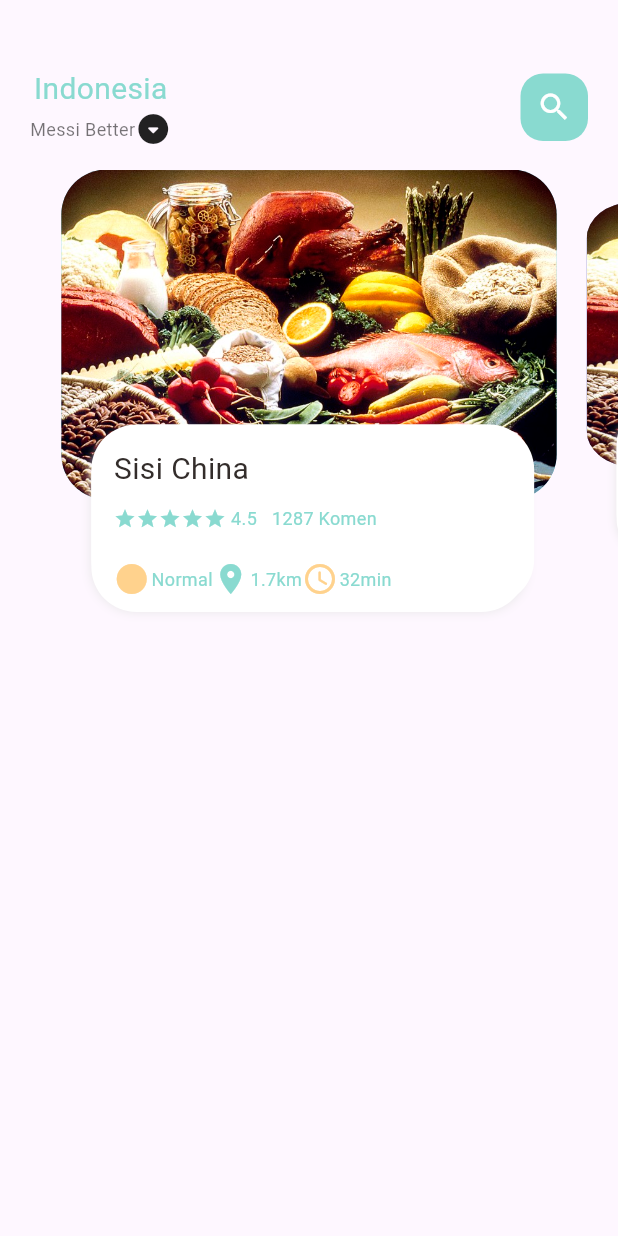
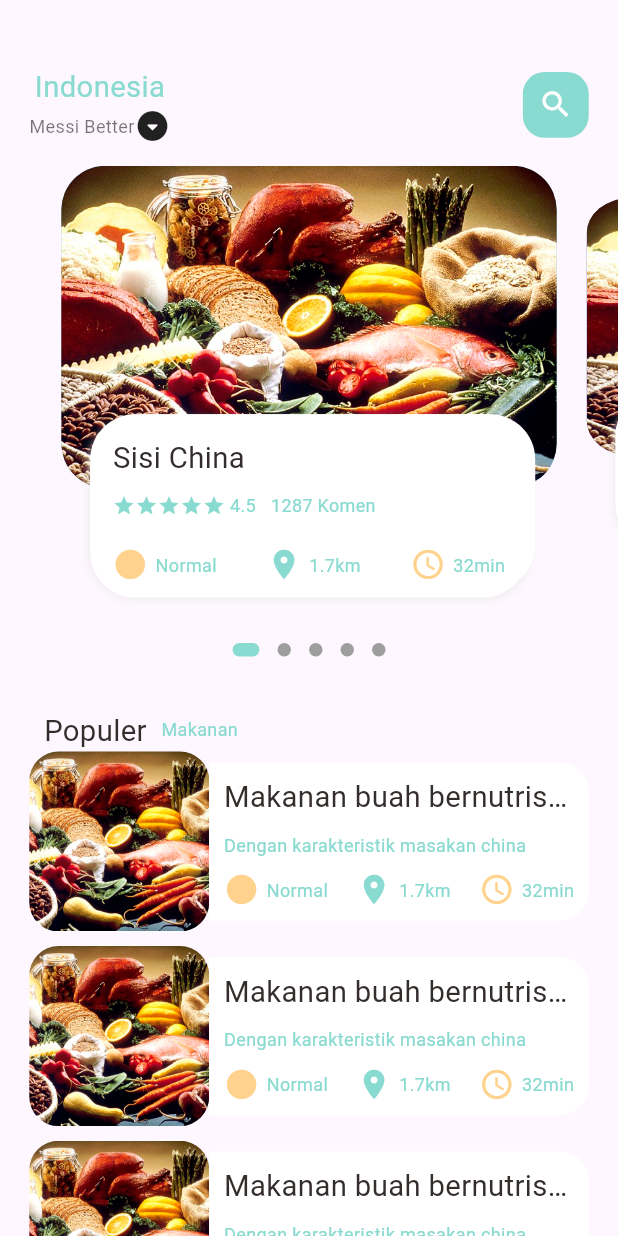
Before and after one commit to Rofiqii/Project_Kelompok5, a Flutter app: the MainFoodPage screen opened directly, on a phone screen of 412 x 824 dp. Run offline on Flutter 3.47's test engine with Material 3 defaults, Android fonts, the phone set to English and light mode, and no system bars; drawn by our look-alikes of dots_indicator; our stand-ins replace get.

Commit message:
feat (main page): finishing main page

```diff
--- a/flutter_application_1/lib/home/food_page_body.dart
+++ /dev/null
@@ -1,168 +0,0 @@
-import 'package:flutter/cupertino.dart';
-import 'package:flutter/material.dart';
-import 'package:flutter_application_1/utils/colors.dart';
-import 'package:flutter_application_1/widgets/big_text.dart';
-import 'package:flutter_application_1/widgets/icon_and_text_widget.dart';
-import 'package:flutter_application_1/widgets/small_text.dart';
-
-class FoodPageBody extends StatefulWidget {
-  const FoodPageBody({super.key});
-
-  @override
-  State<FoodPageBody> createState() => _FoodPageBodyState();
-}
-
-class _FoodPageBodyState extends State<FoodPageBody> {
-  PageController pageController = PageController(viewportFraction: 0.85);
-  var _currPageValue = 0.0;
-  double _scaleFactor = 0.8;
-  double _height = 220;
-  @override
-  void initState() {
-    super.initState();
-    pageController.addListener(() {
-      setState(() {
-        _currPageValue = pageController.page!;
-      });
-    });
-  }
-
-  @override
-  void dispose() {
-    pageController.dispose();
-  }
-
-  @override
-  Widget build(BuildContext context) {
-    return Container(
-      // color: Colors.redAccent,
-      height: 320,
-      child: PageView.builder(
-          controller: pageController,
-          itemCount: 3,
-          itemBuilder: (context, position) {
-            return _buildPageItem(position);
-          }),
-    );
-  }
-
-  Widget _buildPageItem(int index) {
-    Matrix4 matrix = new Matrix4.identity();
-
-    if (index == _currPageValue.floor()) {
-      var currScale = 1 - (_currPageValue - index) * (1 - _scaleFactor);
-      var currTrans = _height * (1 - currScale) / 2;
-      matrix = Matrix4.diagonal3Values(1, currScale, 1)
-        ..setTranslationRaw(0, currTrans, 0);
-    } else if (index == _currPageValue.floor() + 1) {
-      var currScale =
-          _scaleFactor + (_currPageValue - index + 1) * (1 - _scaleFactor);
-      var currTrans = _height * (1 - currScale) / 2;
-      matrix = Matrix4.diagonal3Values(1, currScale, 1);
-      matrix = Matrix4.diagonal3Values(1, currScale, 1)
-        ..setTranslationRaw(0, currTrans, 0);
-    } else if (index == _currPageValue.floor() - 1) {
-      var currScale = 1 - (_currPageValue - index) * (1 - _scaleFactor);
-      var currTrans = _height * (1 - currScale) / 2;
-      matrix = Matrix4.diagonal3Values(1, currScale, 1);
-      matrix = Matrix4.diagonal3Values(1, currScale, 1)
-        ..setTranslationRaw(0, currTrans, 0);
-    } else {
-      var currScale = 0.8;
-      matrix = Matrix4.diagonal3Values(1, currScale, 1)
-        ..setTranslationRaw(0, _height * (1 - _scaleFactor) / 2, 1);
-    }
-
-    return Transform(
-      transform: matrix,
-      child: Stack(
-        children: [
-          Container(
-            height: 220,
-            margin: EdgeInsets.only(left: 10, right: 10),
-            decoration: BoxDecoration(
-                borderRadius: BorderRadius.circular(30),
-                color: index.isEven ? Color(0xFF69c5df) : Color(0xFF9294cc),
-                image: DecorationImage(
-                    fit: BoxFit.cover,
-                    image: AssetImage("assets/image/food1.jpg"))),
-          ),
-          Align(
-            alignment: Alignment.bottomCenter,
-            child: Container(
-              height: 120,
-              margin: EdgeInsets.only(left: 30, right: 30, bottom: 30),
-              decoration: BoxDecoration(
-                  borderRadius: BorderRadius.circular(30),
-                  color: Colors.white,
-                  boxShadow: [
-                    BoxShadow(
-                        color: Color(0xFFe8e8e8),
-                        blurRadius: 5.0,
-                        offset: Offset(0, 5)),
-                    BoxShadow(color: Colors.white, offset: Offset(-0, 5)),
-                    BoxShadow(color: Colors.white, offset: Offset(5, 0))
-                  ]),
-              child: Container(
-                padding: EdgeInsets.only(top: 15, left: 15, right: 15),
-                child: Column(
-                  crossAxisAlignment: CrossAxisAlignment.start,
-                  children: [
-                    BigText(text: "Sisi China"),
-                    SizedBox(
-                      height: 10,
-                    ),
-                    Row(
-                      children: [
-                        Wrap(
-                          children: List.generate(
-                              5,
-                              (index) => Icon(
-                                    Icons.star,
-                                    color: AppColors.mainColor,
-                                    size: 15,
-                                  )),
-                        ),
-                        SizedBox(
-                          width: 3,
-                        ),
-                        SmallText(text: "4.5"),
-                        SizedBox(
-                          width: 10,
-                        ),
-                        SmallText(text: "1287"),
-                        SizedBox(
-                          width: 3,
-                        ),
-                        SmallText(text: "Komen")
-                      ],
-                    ),
-                    SizedBox(
-                      height: 20,
-                    ),
-                    Row(
-                      children: [
-                        IconAndTextWidget(
-                            icon: Icons.circle_sharp,
-                            text: "Normal",
-                            iconColor: AppColors.iconColor1),
-                        IconAndTextWidget(
-                            icon: Icons.location_on,
-                            text: "1.7km",
-                            iconColor: AppColors.mainColor),
-                        IconAndTextWidget(
-                            icon: Icons.access_time_rounded,
-                            text: "32min",
-                            iconColor: AppColors.iconColor1)
-                      ],
-                    )
-                  ],
-                ),
-              ),
-            ),
-          )
-        ],
-      ),
-    );
-  }
-}
--- a/flutter_application_1/lib/main.dart
+++ b/flutter_application_1/lib/main.dart
@@ -1,5 +1,7 @@
 import 'package:flutter/material.dart';
-import 'package:flutter_application_1/home/main_food_page.dart';
+import 'package:flutter_application_1/pages/food/popular_food_detail.dart';
+import 'package:flutter_application_1/pages/home/main_food_page.dart';
+import 'package:get/get.dart';
 
 void main() {
   runApp(const MyApp());
@@ -11,15 +13,14 @@ class MyApp extends StatelessWidget {
   // This widget is the root of your application.
   @override
   Widget build(BuildContext context) {
-    return MaterialApp(
+    return GetMaterialApp(
       debugShowCheckedModeBanner: false,
       title: 'Flutter Demo',
-      theme: ThemeData(
-
-        colorScheme: ColorScheme.fromSeed(seedColor: Colors.deepPurple),
-        useMaterial3: true,
-      ),
-      home: const MainFoodPage(),
+      theme: ThemeData(primarySwatch: Colors.blue
+          // colorScheme: ColorScheme.fromSeed(seedColor: Colors.deepPurple),
+          // useMaterial3: true,
+          ),
+      home: PopularFoodDetail(),
     );
   }
 }
--- /dev/null
+++ b/flutter_application_1/lib/pages/home/food_page_body.dart
@@ -0,0 +1,298 @@
+import 'package:dots_indicator/dots_indicator.dart';
+import 'package:flutter/cupertino.dart';
+import 'package:flutter/material.dart';
+import 'package:flutter/widgets.dart';
+import 'package:flutter_application_1/utils/colors.dart';
+import 'package:flutter_application_1/utils/dimensions.dart';
+import 'package:flutter_application_1/widgets/big_text.dart';
+import 'package:flutter_application_1/widgets/icon_and_text_widget.dart';
+import 'package:flutter_application_1/widgets/small_text.dart';
+
+class FoodPageBody extends StatefulWidget {
+  const FoodPageBody({super.key});
+
+  @override
+  State<FoodPageBody> createState() => _FoodPageBodyState();
+}
+
+class _FoodPageBodyState extends State<FoodPageBody> {
+  PageController pageController = PageController(viewportFraction: 0.85);
+  var _currPageValue = 0.0;
+  double _scaleFactor = 0.8;
+  double _height = Dimensions.pageViewContainer;
+  @override
+  void initState() {
+    super.initState();
+    pageController.addListener(() {
+      setState(() {
+        _currPageValue = pageController.page!;
+      });
+    });
+  }
+
+  @override
+  void dispose() {
+    pageController.dispose();
+  }
+
+  @override
+  Widget build(BuildContext context) {
+    return Column(
+      children: [
+        //  slider section
+        Container(
+          // color: Colors.redAccent,
+          height: Dimensions.pageView,
+          child: PageView.builder(
+              controller: pageController,
+              itemCount: 3,
+              itemBuilder: (context, position) {
+                return _buildPageItem(position);
+              }),
+        ),
+        //dots
+        new DotsIndicator(
+          dotsCount: 5,
+          position: _currPageValue,
+          decorator: DotsDecorator(
+            activeColor: AppColors.mainColor,
+            size: const Size.square(9.0),
+            activeSize: const Size(18.0, 9.0),
+            activeShape: RoundedRectangleBorder(
+                borderRadius: BorderRadius.circular(5.0)),
+          ),
+        ),
+        //Popular text
+        SizedBox(
+          height: Dimensions.height30,
+        ),
+        Container(
+          margin: EdgeInsets.only(left: Dimensions.width30),
+          child: Row(
+            children: [
+              BigText(text: "Populer"),
+              SizedBox(
+                width: Dimensions.width10,
+              ),
+              Container(
+                margin: const EdgeInsets.only(bottom: 2),
+                child: SmallText(
+                  text: "Makanan",
+                ),
+              )
+            ],
+          ),
+        ),
+        //List of food and images
+
+        ListView.builder(
+            physics: NeverScrollableScrollPhysics(),
+            shrinkWrap: true,
+            itemCount: 10,
+            itemBuilder: (context, index) {
+              return Container(
+                margin: EdgeInsets.only(
+                    left: Dimensions.width20,
+                    right: Dimensions.width20,
+                    bottom: Dimensions.height10),
+                child: Row(
+                  children: [
+                    //Image section
+                    Container(
+                      width: 120,
+                      height: 120,
+                      decoration: BoxDecoration(
+                          borderRadius:
+                              BorderRadius.circular(Dimensions.radius20),
+                          color: Colors.white38,
+                          image: DecorationImage(
+                              fit: BoxFit.cover,
+                              image: AssetImage("assets/image/food1.jpg"))),
+                    ),
+
+                    //text Container
+                    Expanded(
+                      child: Container(
+                        height: Dimensions.listViewTextContSize,
+                        decoration: BoxDecoration(
+                          borderRadius: BorderRadius.only(
+                              topRight: Radius.circular(Dimensions.radius20),
+                              bottomRight:
+                                  Radius.circular(Dimensions.radius20)),
+                          color: Colors.white,
+                        ),
+                        child: Padding(
+                          padding: EdgeInsets.only(
+                              left: Dimensions.width10,
+                              right: Dimensions.width10),
+                          child: Column(
+                            crossAxisAlignment: CrossAxisAlignment.start,
+                            mainAxisAlignment: MainAxisAlignment.center,
+                            children: [
+                              BigText(text: "Makanan buah bernutrisi di china"),
+                              SizedBox(
+                                height: Dimensions.height10,
+                              ),
+                              SmallText(
+                                  text: "Dengan karakteristik masakan china"),
+                              SizedBox(
+                                height: Dimensions.height10,
+                              ),
+                              Row(
+                                mainAxisAlignment:
+                                    MainAxisAlignment.spaceBetween,
+                                children: [
+                                  IconAndTextWidget(
+                                      icon: Icons.circle_sharp,
+                                      text: "Normal",
+                                      iconColor: AppColors.iconColor1),
+                                  IconAndTextWidget(
+                                      icon: Icons.location_on,
+                                      text: "1.7km",
+                                      iconColor: AppColors.mainColor),
+                                  IconAndTextWidget(
+                                      icon: Icons.access_time_rounded,
+                                      text: "32min",
+                                      iconColor: AppColors.iconColor1)
+                                ],
+                              ),
+                            ],
+                          ),
+                        ),
+                      ),
+                    )
+                  ],
+                ),
+              );
+            }),
+      ],
+    );
+  }
+
+  Widget _buildPageItem(int index) {
+    Matrix4 matrix = new Matrix4.identity();
+
+    if (index == _currPageValue.floor()) {
+      var currScale = 1 - (_currPageValue - index) * (1 - _scaleFactor);
+      var currTrans = _height * (1 - currScale) / 2;
+      matrix = Matrix4.diagonal3Values(1, currScale, 1)
+        ..setTranslationRaw(0, currTrans, 0);
+    } else if (index == _currPageValue.floor() + 1) {
+      var currScale =
+          _scaleFactor + (_currPageValue - index + 1) * (1 - _scaleFactor);
+      var currTrans = _height * (1 - currScale) / 2;
+      matrix = Matrix4.diagonal3Values(1, currScale, 1);
+      matrix = Matrix4.diagonal3Values(1, currScale, 1)
+        ..setTranslationRaw(0, currTrans, 0);
+    } else if (index == _currPageValue.floor() - 1) {
+      var currScale = 1 - (_currPageValue - index) * (1 - _scaleFactor);
+      var currTrans = _height * (1 - currScale) / 2;
+      matrix = Matrix4.diagonal3Values(1, currScale, 1);
+      matrix = Matrix4.diagonal3Values(1, currScale, 1)
+        ..setTranslationRaw(0, currTrans, 0);
+    } else {
+      var currScale = 0.8;
+      matrix = Matrix4.diagonal3Values(1, currScale, 1)
+        ..setTranslationRaw(0, _height * (1 - _scaleFactor) / 2, 1);
+    }
+
+    return Transform(
+      transform: matrix,
+      child: Stack(
+        children: [
+          Container(
+            height: Dimensions.pageViewContainer,
+            margin: EdgeInsets.only(left: 10, right: 10),
+            decoration: BoxDecoration(
+                borderRadius: BorderRadius.circular(Dimensions.radius30),
+                color: index.isEven ? Color(0xFF69c5df) : Color(0xFF9294cc),
+                image: DecorationImage(
+                    fit: BoxFit.cover,
+                    image: AssetImage("assets/image/food1.jpg"))),
+          ),
+          Align(
+            alignment: Alignment.bottomCenter,
+            child: Container(
+              height: Dimensions.pageViewTextContainer,
+              margin: EdgeInsets.only(
+                  left: Dimensions.width30,
+                  right: Dimensions.width30,
+                  bottom: Dimensions.width30),
+              decoration: BoxDecoration(
+                  borderRadius: BorderRadius.circular(30),
+                  color: Colors.white,
+                  boxShadow: [
+                    BoxShadow(
+                        color: Color(0xFFe8e8e8),
+                        blurRadius: 5.0,
+                        offset: Offset(0, 5)),
+                    BoxShadow(color: Colors.white, offset: Offset(-0, 5)),
+                    BoxShadow(color: Colors.white, offset: Offset(5, 0))
+                  ]),
+              child: Container(
+                padding: EdgeInsets.only(
+                    top: Dimensions.height15, left: 15, right: 15),
+                child: Column(
+                  crossAxisAlignment: CrossAxisAlignment.start,
+                  children: [
+                    BigText(text: "Sisi China"),
+                    SizedBox(
+                      height: Dimensions.height10,
+                    ),
+                    //comments section
+                    Row(
+                      children: [
+                        Wrap(
+                          children: List.generate(
+                              5,
+                              (index) => Icon(
+                                    Icons.star,
+                                    color: AppColors.mainColor,
+                                    size: 15,
+                                  )),
+                        ),
+                        SizedBox(
+                          width: 3,
+                        ),
+                        SmallText(text: "4.5"),
+                        SizedBox(
+                          width: 10,
+                        ),
+                        SmallText(text: "1287"),
+                        SizedBox(
+                          width: 3,
+                        ),
+                        SmallText(text: "Komen")
+                      ],
+                    ),
+                    SizedBox(
+                      height: Dimensions.height20,
+                    ),
+                    //time and distance
+                    Row(
+                      mainAxisAlignment: MainAxisAlignment.spaceBetween,
+                      children: [
+                        IconAndTextWidget(
+                            icon: Icons.circle_sharp,
+                            text: "Normal",
+                            iconColor: AppColors.iconColor1),
+                        IconAndTextWidget(
+                            icon: Icons.location_on,
+                            text: "1.7km",
+                            iconColor: AppColors.mainColor),
+                        IconAndTextWidget(
+                            icon: Icons.access_time_rounded,
+                            text: "32min",
+                            iconColor: AppColors.iconColor1)
+                      ],
+                    )
+                  ],
+                ),
+              ),
+            ),
+          )
+        ],
+      ),
+    );
+  }
+}
--- a/flutter_application_1/lib/home/main_food_page.dart
+++ b/flutter_application_1/lib/pages/home/main_food_page.dart
@@ -1,8 +1,10 @@
 import 'package:flutter/material.dart';
-import 'package:flutter_application_1/home/food_page_body.dart';
+import 'package:flutter_application_1/pages/home/food_page_body.dart';
 import 'package:flutter_application_1/utils/colors.dart';
+import 'package:flutter_application_1/utils/dimensions.dart';
 import 'package:flutter_application_1/widgets/big_text.dart';
 import 'package:flutter_application_1/widgets/small_text.dart';
+import 'package:get/get.dart';
 
 class MainFoodPage extends StatefulWidget {
   const MainFoodPage({super.key});
@@ -14,13 +16,17 @@ class MainFoodPage extends StatefulWidget {
 class _MainFoodPageState extends State<MainFoodPage> {
   @override
   Widget build(BuildContext context) {
+    print("current height is " + MediaQuery.of(context).size.height.toString());
     return Scaffold(
       body: Column(
         children: [
+          //showing the header
           Container(
             child: Container(
-              margin: const EdgeInsets.only(top: 45, bottom: 15),
-              padding: const EdgeInsets.only(left: 20, right: 20),
+              margin: EdgeInsets.only(
+                  top: Dimensions.height45, bottom: Dimensions.height15),
+              padding: EdgeInsets.only(
+                  left: Dimensions.width20, right: Dimensions.width20),
               child: Row(
                 mainAxisAlignment: MainAxisAlignment.spaceBetween,
                 children: [
@@ -40,20 +46,29 @@ class _MainFoodPageState extends State<MainFoodPage> {
                   ),
                   Center(
                     child: Container(
-                      width: 45,
-                      height: 45,
+                      width: Dimensions.height45,
+                      height: Dimensions.height45,
+                      child: Icon(
+                        Icons.search,
+                        color: Colors.white,
+                        size: Dimensions.iconSize24,
+                      ),
                       decoration: BoxDecoration(
-                        borderRadius: BorderRadius.circular(15),
+                        borderRadius:
+                            BorderRadius.circular(Dimensions.radius15),
                         color: AppColors.mainColor,
                       ),
-                      child: const Icon(Icons.search, color: Colors.white),
                     ),
                   )
                 ],
               ),
             ),
           ),
-          FoodPageBody(),
+          //showing the body
+          Expanded(
+              child: SingleChildScrollView(
+            child: FoodPageBody(),
+          ))
         ],
       ),
     );
--- /dev/null
+++ b/flutter_application_1/lib/utils/dimensions.dart
@@ -0,0 +1,41 @@
+import 'package:get/get.dart';
+
+class Dimensions {
+  static double screenHeight = Get.context!.height;
+  static double screenWidth = Get.context!.width;
+
+  static double pageView = screenHeight / 2.64;
+  static double pageViewContainer = screenHeight / 3.84;
+  static double pageViewTextContainer = screenHeight / 7.03;
+
+  // dynamic height padding and margin
+  static double height10 = screenHeight / 84.4;
+  static double height15 = screenHeight / 56.27;
+  static double height20 = screenHeight / 42.2;
+  static double height30 = screenHeight / 28.13;
+  static double height45 = screenHeight / 18.76;
+
+  // dynamic width padding and margin
+  static double width10 = screenHeight / 84.4;
+  static double width15 = screenHeight / 56.27;
+  static double width20 = screenHeight / 42.2;
+  static double width30 = screenHeight / 28.13;
+
+  static double font20 = screenHeight / 42.2;
+
+  //radius
+  static double radius15 = screenHeight / 56.27;
+  static double radius20 = screenHeight / 42.2;
+  static double radius30 = screenHeight / 28.13;
+
+  //icon Size
+  static double iconSize24 = screenHeight / 35.17;
+  static double iconSize16 = screenHeight / 52.75;
+
+  //list view size
+  static double listViewImgSize = screenWidth / 3.25;
+  static double listViewTextContSize = screenWidth / 3.9;
+
+  //popular food
+  static double popularFoodImgSize = screenHeight / 2.41;
+}
--- a/flutter_application_1/lib/widgets/big_text.dart
+++ b/flutter_application_1/lib/widgets/big_text.dart
@@ -1,4 +1,5 @@
 import 'package:flutter/cupertino.dart';
+import 'package:flutter_application_1/utils/dimensions.dart';
 
 class BigText extends StatelessWidget {
   final Color? color;
@@ -10,7 +11,7 @@ class BigText extends StatelessWidget {
       {Key? key,
       this.color = const Color(0xFF332d2b),
       required this.text,
-      this.size = 20,
+      this.size = 0,
       this.overFlow = TextOverflow.ellipsis})
       : super(key: key);
 
@@ -21,7 +22,7 @@ class BigText extends StatelessWidget {
       overflow: overFlow,
       style: TextStyle(
           fontFamily: 'Roboto',
-          fontSize: 20,
+          fontSize: size == 0 ? Dimensions.font20 : size,
           color: color,
           fontWeight: FontWeight.w400),
     );
--- a/flutter_application_1/lib/widgets/icon_and_text_widget.dart
+++ b/flutter_application_1/lib/widgets/icon_and_text_widget.dart
@@ -1,4 +1,5 @@
 import 'package:flutter/cupertino.dart';
+import 'package:flutter_application_1/utils/dimensions.dart';
 import 'package:flutter_application_1/widgets/small_text.dart';
 
 class IconAndTextWidget extends StatelessWidget {
@@ -19,13 +20,12 @@ class IconAndTextWidget extends StatelessWidget {
         Icon(
           icon,
           color: iconColor,
+          size: Dimensions.iconSize24,
         ),
         SizedBox(
-          width: 1,
+          width: 5,
         ),
-        SmallText(
-          text: text
-        )
+        SmallText(text: text)
       ],
     );
   }
--- a/flutter_application_1/pubspec.yaml
+++ b/flutter_application_1/pubspec.yaml
@@ -31,6 +31,7 @@ dependencies:
   flutter:
     sdk: flutter
   dots_indicator: ^2.1.1
+  get: ^4.1.4
 
 
   # The following adds the Cupertino Icons font to your application.
```
Also changed, not shown: flutter_application_1/pubspec.lock.
